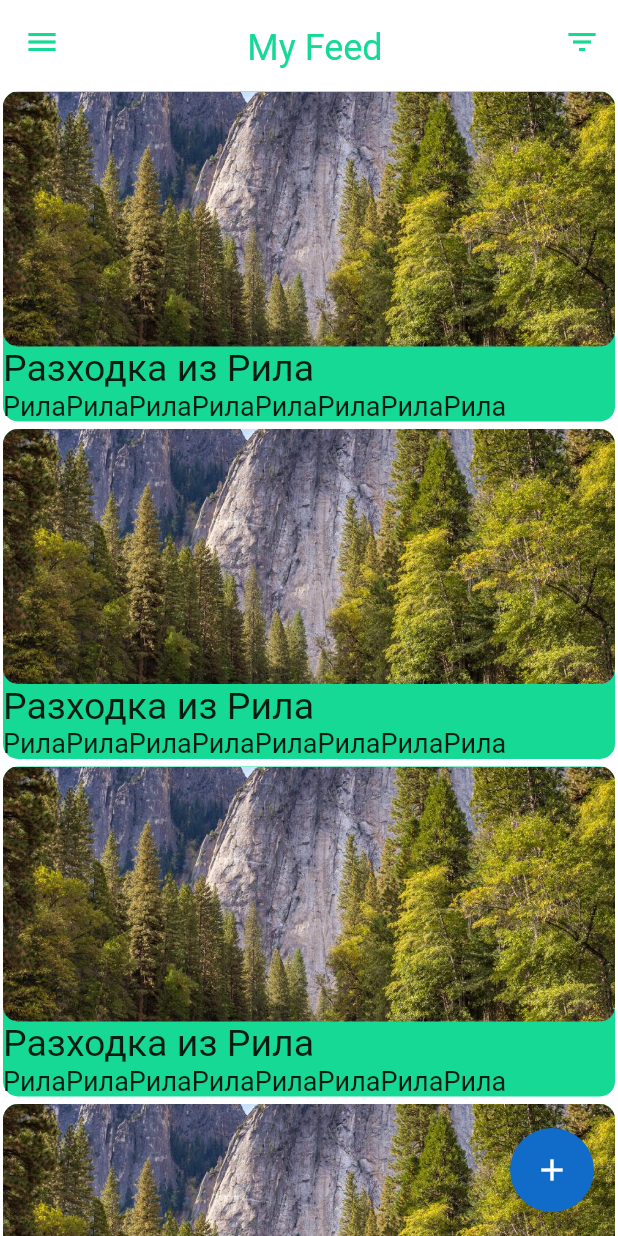
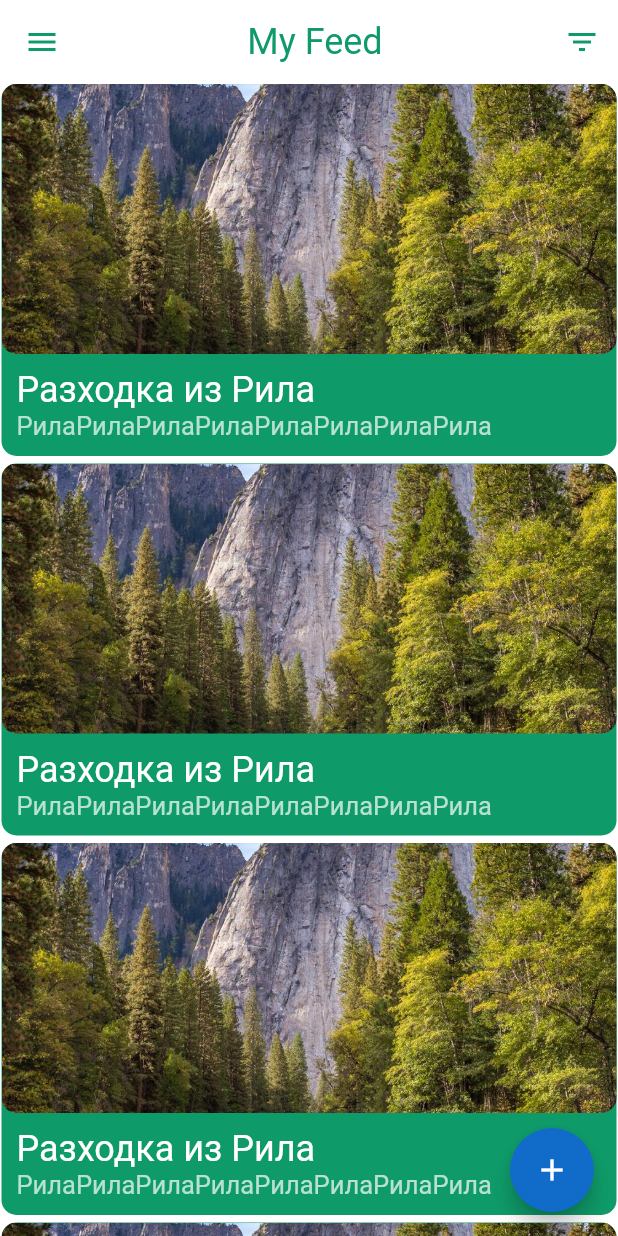
Before and after one commit to nzaharov/TripifyCourseProject, a Flutter app: the screen it shows after launch, on a phone screen of 412 x 824 dp. Run offline on Flutter 3.47's test engine with Material 2 defaults, Android fonts, the phone set to English and light mode, and no system bars; drawn by our look-alikes of flutter_slidable; our stand-ins replace bloc, equatable, flutter_bloc; Roboto replaces fonts that are missing (Poppins).

Commit message:
added base for new screen; tweaks

```diff
--- a/lib/data/models/trip.dart
+++ b/lib/data/models/trip.dart
@@ -7,15 +7,23 @@ class Trip extends Equatable {
   final String subtitle;
   final int likes;
   final bool isLiked;
+  final String description;
 
-  Trip({
-    @required this.id,
-    @required this.title,
-    @required this.subtitle,
-    @required this.likes,
-    @required this.isLiked,
-  });
+  Trip(
+      {@required this.id,
+      @required this.title,
+      @required this.subtitle,
+      @required this.likes,
+      @required this.isLiked,
+      this.description});
 
   @override
-  List<Object> get props => [id, title, subtitle, likes, isLiked];
+  List<Object> get props => [
+        id,
+        title,
+        subtitle,
+        likes,
+        isLiked,
+        description,
+      ];
 }
--- a/lib/main.dart
+++ b/lib/main.dart
@@ -1,9 +1,8 @@
 import 'package:flutter/material.dart';
 import 'package:flutter_bloc/flutter_bloc.dart';
 import 'package:tripify/data/trip_repository.dart';
+import 'package:tripify/screens/feed_screen/bloc/trip_bloc.dart';
 import 'package:tripify/screens/feed_screen/feed_screen.dart';
-
-import 'bloc/trip_bloc.dart';
 
 void main() {
   runApp(Tripify());
@@ -15,11 +14,14 @@ class Tripify extends StatelessWidget {
   Widget build(BuildContext context) {
     return MaterialApp(
       title: 'Tripify',
-      color: Colors.white,
       theme: ThemeData(
         accentColor: const Color.fromRGBO(16, 108, 200, 1),
-        primaryColor: const Color.fromRGBO(22, 217, 149, 1),
+        // primaryColor: const Color.fromRGBO(22, 217, 149, 1), // light variant
+        // accentColor: const Color.fromRGBO(22, 217, 149, 1),
+        primaryColor: const Color.fromRGBO(15, 155, 105, 1),
         visualDensity: VisualDensity.adaptivePlatformDensity,
+        splashColor: Colors.transparent,
+        highlightColor: Colors.transparent,
       ),
       home: BlocProvider(
         create: (context) => TripBloc(FakeTripRepository()),
--- a/lib/screens/feed_screen/feed.dart
+++ b/lib/screens/feed_screen/feed.dart
@@ -1,8 +1,11 @@
 import 'package:flutter/material.dart';
 import 'package:flutter_bloc/flutter_bloc.dart';
 import 'package:flutter_slidable/flutter_slidable.dart';
-import 'package:tripify/bloc/trip_bloc.dart';
 import 'package:tripify/data/models/trip.dart';
+import 'package:tripify/screens/trip_details/bloc/trip_details_bloc.dart';
+import 'package:tripify/screens/trip_details/trip_details.dart';
+
+import 'bloc/trip_bloc.dart';
 
 class Feed extends StatefulWidget {
   const Feed({Key key}) : super(key: key);
@@ -36,7 +39,7 @@ class _FeedState extends State<Feed> {
 
   Widget _buildFeed(BuildContext context, TripLoaded state) {
     return ListView.builder(
-        padding: const EdgeInsets.only(left: 1.0, right: 1.0, top: 5.0),
+        padding: const EdgeInsets.symmetric(horizontal: 1.0),
         itemCount: state.trips.length + 1,
         itemBuilder: (context, index) {
           if (index < state.trips.length) {
@@ -58,11 +61,18 @@ class _FeedState extends State<Feed> {
   Widget _buildRow(BuildContext context, Trip trip) {
     return Padding(
       padding: const EdgeInsets.only(bottom: 5.0),
+      child: GestureDetector(
+        onTap: () {
+          Navigator.of(context).push(MaterialPageRoute(
+            builder: (_) => BlocProvider(
+              create: (context) => TripDetailsBloc(),
+              child: TripDetails(),
+            ),
+          ));
+        },
         child: Slidable(
           actionPane: SlidableDrawerActionPane(),
           actionExtentRatio: 0.25,
-        child: Padding(
-          padding: EdgeInsets.symmetric(horizontal: 1),
           child: Container(
             decoration: BoxDecoration(
               color: Theme.of(context).primaryColor,
@@ -72,7 +82,7 @@ class _FeedState extends State<Feed> {
               crossAxisAlignment: CrossAxisAlignment.start,
               children: [
                 Container(
-                  height: 170,
+                  height: 180,
                   width: MediaQuery.of(context).size.width,
                   child: ClipRRect(
                     borderRadius: BorderRadius.circular(10),
@@ -80,16 +90,23 @@ class _FeedState extends State<Feed> {
                         fit: BoxFit.cover),
                   ),
                 ),
+                Padding(
+                  padding: const EdgeInsets.all(10.0),
+                  child: Column(
+                    crossAxisAlignment: CrossAxisAlignment.start,
+                    children: <Widget>[
                       Text(
                         trip.title,
-                  style: TextStyle(fontSize: 25),
+                        style: TextStyle(fontSize: 24, color: Colors.white),
                       ),
                       Text(
                         trip.subtitle,
-                  style: TextStyle(fontSize: 18),
+                        style: TextStyle(fontSize: 17, color: Colors.white70),
                       )
                     ],
                   ),
+                ),
+              ],
             ),
           ),
           actions: <Widget>[
@@ -106,7 +123,7 @@ class _FeedState extends State<Feed> {
               onTap: () {
                 BlocProvider.of<TripBloc>(context)
                     .add(ToggleLikeTrip(trip, !trip.isLiked));
-            }, // TODO
+              },
             ),
           ],
           secondaryActions: <Widget>[
@@ -117,6 +134,7 @@ class _FeedState extends State<Feed> {
               onTap: () => null, // TODO
             ),
           ],
+        ),
       ),
     );
   }
--- a/lib/screens/feed_screen/feed_screen.dart
+++ b/lib/screens/feed_screen/feed_screen.dart
@@ -15,8 +15,6 @@ class FeedScreen extends StatelessWidget {
       ),
       appBar: AppBar(
         title: Center(
-          child: Padding(
-            padding: const EdgeInsets.only(top: 8.0),
           child: Text(
             'My Feed',
             style: TextStyle(
@@ -24,7 +22,6 @@ class FeedScreen extends StatelessWidget {
                 fontSize: 24,
                 fontFamily: 'Poppins',
                 fontWeight: FontWeight.w400),
-            ),
           ),
         ),
         elevation: 0.0,
--- /dev/null
+++ b/lib/screens/trip_details/bloc/trip_details_bloc.dart
@@ -0,0 +1,19 @@
+import 'dart:async';
+
+import 'package:bloc/bloc.dart';
+import 'package:equatable/equatable.dart';
+
+part 'trip_details_event.dart';
+part 'trip_details_state.dart';
+
+class TripDetailsBloc extends Bloc<TripDetailsEvent, TripDetailsState> {
+  @override
+  TripDetailsState get initialState => TripDetailsInitial();
+
+  @override
+  Stream<TripDetailsState> mapEventToState(
+    TripDetailsEvent event,
+  ) async* {
+    // TODO: implement mapEventToState
+  }
+}
--- /dev/null
+++ b/lib/screens/trip_details/bloc/trip_details_event.dart
@@ -0,0 +1,5 @@
+part of 'trip_details_bloc.dart';
+
+abstract class TripDetailsEvent extends Equatable {
+  const TripDetailsEvent();
+}
--- /dev/null
+++ b/lib/screens/trip_details/bloc/trip_details_state.dart
@@ -0,0 +1,10 @@
+part of 'trip_details_bloc.dart';
+
+abstract class TripDetailsState extends Equatable {
+  const TripDetailsState();
+}
+
+class TripDetailsInitial extends TripDetailsState {
+  @override
+  List<Object> get props => [];
+}
```
Also changed, not shown: lib/data/trip_repository.dart (+7 -6 lines), lib/screens/trip_details/trip_details.dart (added, +70 -0 lines), lib/screens/feed_screen/bloc/trip_bloc.dart (renamed from lib/bloc/trip_bloc.dart), lib/screens/feed_screen/bloc/trip_event.dart (renamed from lib/bloc/trip_event.dart), lib/screens/feed_screen/bloc/trip_state.dart (renamed from lib/bloc/trip_state.dart). Lines whose indentation alone changed are shown as unchanged.
